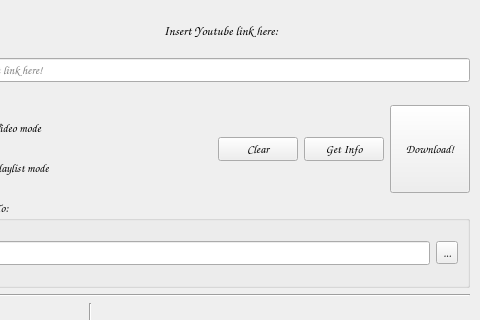
Qt form youtube2mp3.ui (quyendaoqt707/Youtube2Mp3_GUI) before a commit; both pictures show x 300 to 780 and y 0 to 320 of the 780 by 531 pixel window.
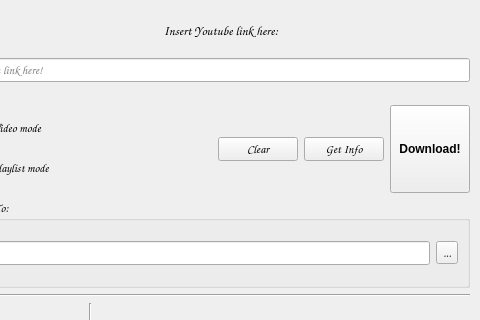
The same form after that commit. Icons and pictures are not drawn.

```diff
--- a/youtube2mp3.ui
+++ b/youtube2mp3.ui
@@ -199,6 +199,16 @@
               <height>25</height>
              </size>
             </property>
+            <property name="font">
+             <font>
+              <family>MS Shell Dlg 2</family>
+              <weight>75</weight>
+              <bold>true</bold>
+             </font>
+            </property>
+            <property name="layoutDirection">
+             <enum>Qt::LeftToRight</enum>
+            </property>
             <property name="text">
              <string>Download!</string>
             </property>
```
Left out of the diff: 5 changed lines with no effect on the pictures.
